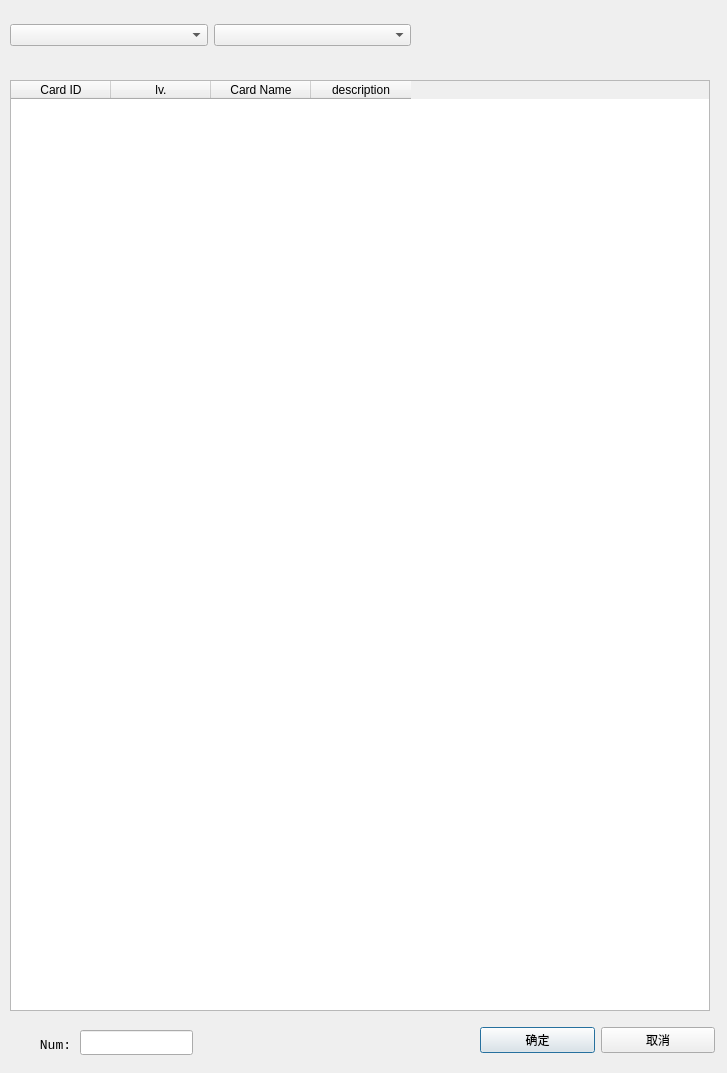
First picture: the form in src/ui_selectcard.ui, repository nyChers/GodSlayTheSpire, before the edit.
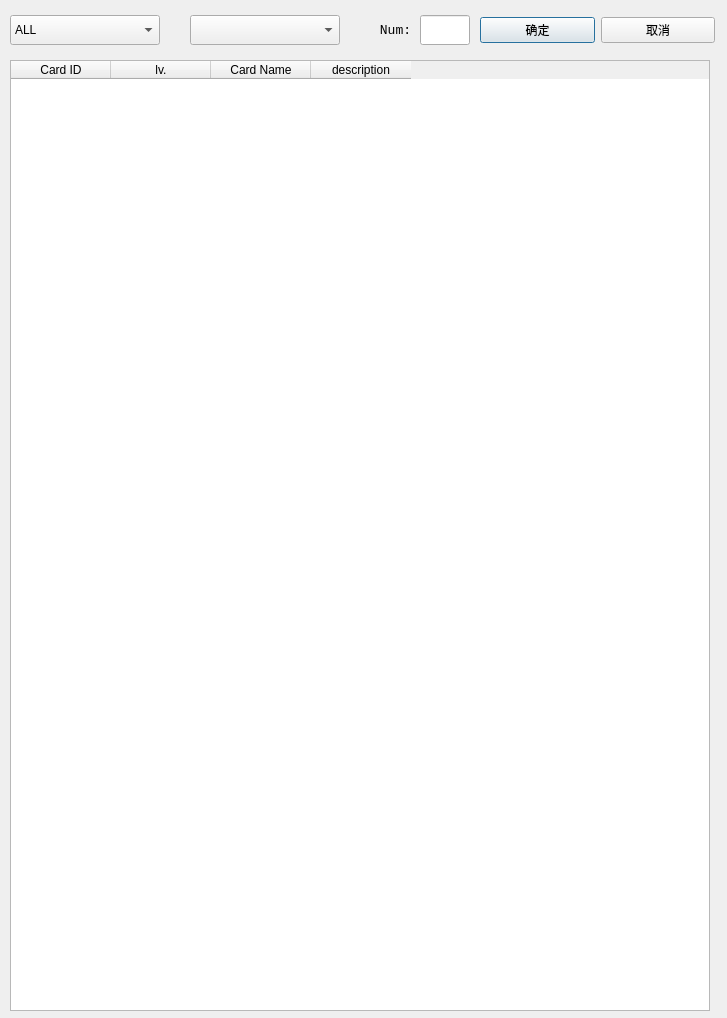
Second picture: the form after the edit. Icons and pictures are not drawn.

What changed in the file:
```diff
--- a/src/ui_selectcard.ui
+++ b/src/ui_selectcard.ui
@@ -7,7 +7,7 @@
     <x>0</x>
     <y>0</y>
     <width>727</width>
-    <height>1073</height>
+    <height>1018</height>
    </rect>
   </property>
   <property name="windowTitle">
@@ -17,31 +17,13 @@
    <iconset>
     <normaloff>cute.ico</normaloff>cute.ico</iconset>
   </property>
-  <widget class="QWidget" name="gridLayoutWidget">
-   <property name="geometry">
-    <rect>
-     <x>10</x>
-     <y>0</y>
-     <width>401</width>
-     <height>71</height>
-    </rect>
-   </property>
-   <layout class="QGridLayout" name="gridLayout">
-    <item row="0" column="1">
-     <widget class="QComboBox" name="type_sel_card"/>
-    </item>
-    <item row="0" column="0">
-     <widget class="QComboBox" name="color_sel_card"/>
-    </item>
-   </layout>
-  </widget>
   <widget class="QTableWidget" name="sel_card_list">
    <property name="geometry">
     <rect>
      <x>10</x>
-     <y>80</y>
+     <y>60</y>
      <width>700</width>
-     <height>931</height>
+     <height>951</height>
     </rect>
    </property>
    <property name="autoFillBackground">
@@ -105,7 +87,7 @@
    <property name="geometry">
     <rect>
      <x>480</x>
-     <y>1020</y>
+     <y>10</y>
      <width>235</width>
      <height>41</height>
     </rect>
@@ -130,8 +112,8 @@
   <widget class="QLabel" name="label">
    <property name="geometry">
     <rect>
-     <x>30</x>
-     <y>1030</y>
+     <x>370</x>
+     <y>15</y>
      <width>51</width>
      <height>31</height>
     </rect>
@@ -152,13 +134,63 @@
   <widget class="QLineEdit" name="num_sel_card">
    <property name="geometry">
     <rect>
-     <x>80</x>
-     <y>1030</y>
-     <width>113</width>
-     <height>25</height>
+     <x>420</x>
+     <y>15</y>
+     <width>50</width>
+     <height>30</height>
     </rect>
    </property>
   </widget>
+  <widget class="QComboBox" name="type_sel_card">
+   <property name="geometry">
+    <rect>
+     <x>190</x>
+     <y>15</y>
+     <width>150</width>
+     <height>30</height>
+    </rect>
+   </property>
+  </widget>
+  <widget class="QComboBox" name="color_sel_card">
+   <property name="geometry">
+    <rect>
+     <x>10</x>
+     <y>15</y>
+     <width>150</width>
+     <height>30</height>
+    </rect>
+   </property>
+   <item>
+    <property name="text">
+     <string>ALL</string>
+    </property>
+   </item>
+   <item>
+    <property name="text">
+     <string>red</string>
+    </property>
+   </item>
+   <item>
+    <property name="text">
+     <string>blue</string>
+    </property>
+   </item>
+   <item>
+    <property name="text">
+     <string>green</string>
+    </property>
+   </item>
+   <item>
+    <property name="text">
+     <string>colorless</string>
+    </property>
+   </item>
+   <item>
+    <property name="text">
+     <string>curse</string>
+    </property>
+   </item>
+  </widget>
  </widget>
  <resources/>
  <connections/>
```
